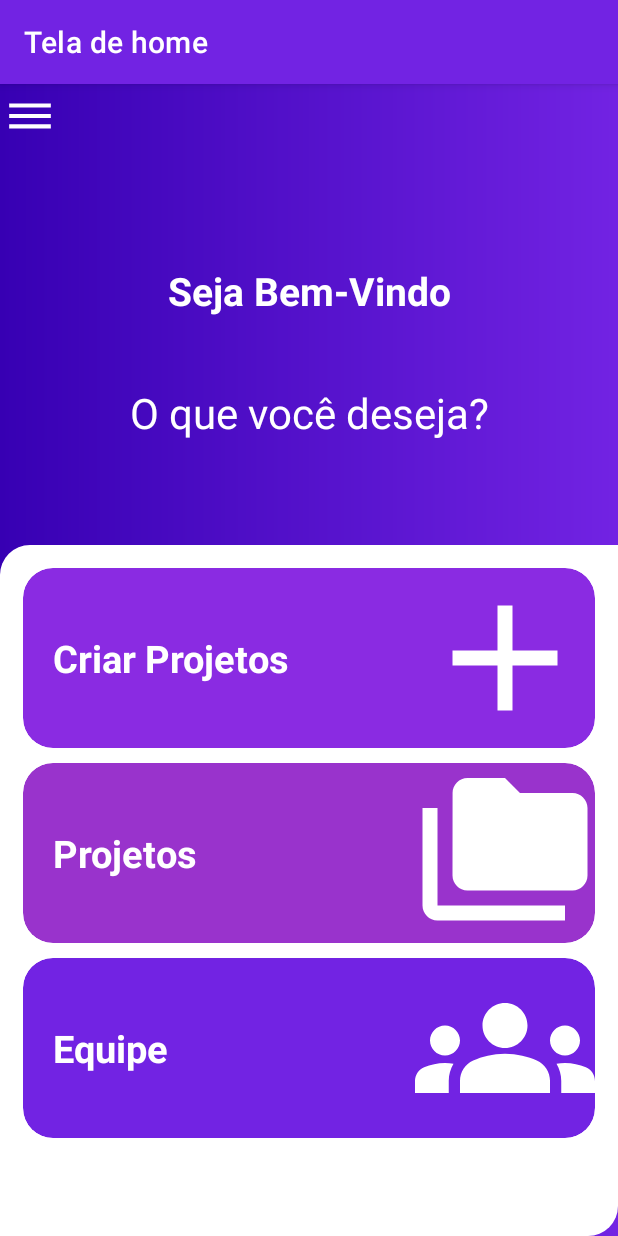
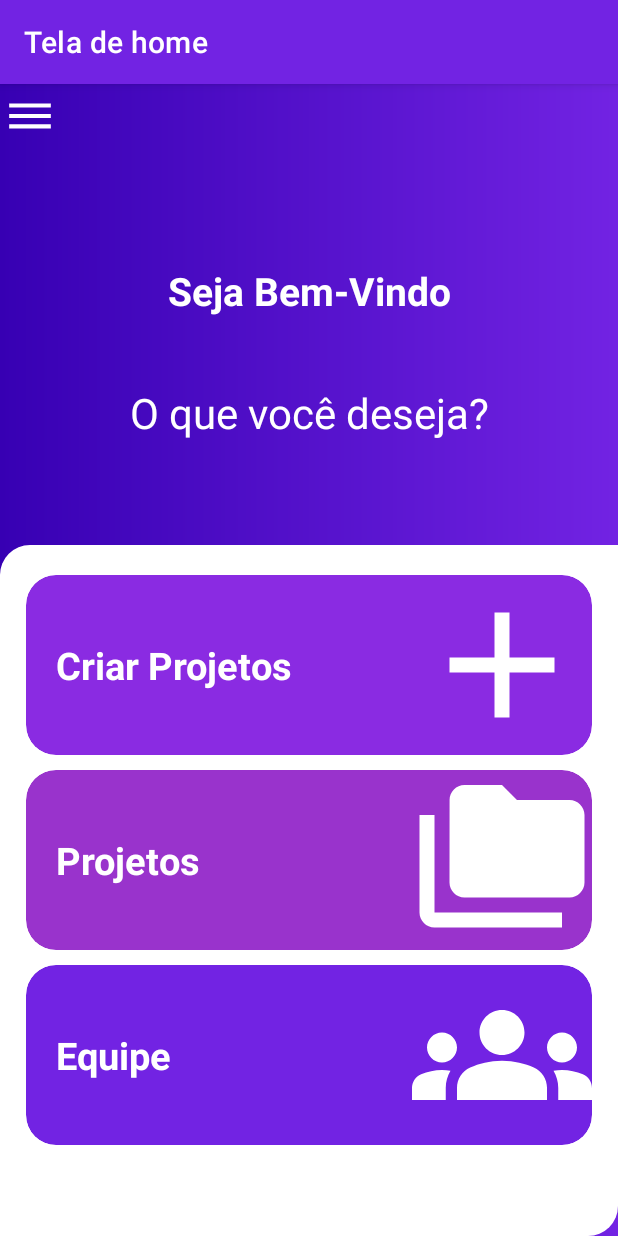
Before and after one commit to dizzgabizzz/Ferret, an Android app: the screen it shows after launch (MainActivity), on a phone screen of 412 x 824 dp. Run offline under Robolectric (Android 15) with nearby library versions, the phone set to English and light mode, and no system bars.

Commit message:
Add files via upload

```diff
--- a/Teladehome/app/src/main/res/layout/activity_main.xml
+++ b/Teladehome/app/src/main/res/layout/activity_main.xml
@@ -53,6 +53,7 @@
         android:layout_height="0dp"
         app:layout_constraintBottom_toBottomOf="@+id/view"
         app:layout_constraintTop_toBottomOf="@+id/text_cate"
+
         app:layout_constraintVertical_bias="0.0"
         tools:layout_editor_absoluteX="0dp" />
 
@@ -61,8 +62,8 @@
         android:layout_width="match_parent"
         android:layout_height="0dp"
         android:orientation="vertical"
-        android:paddingHorizontal="15dp"
-        android:paddingTop="15dp"
+        android:paddingHorizontal="17dp"
+        android:paddingTop="20dp"
         android:background="@drawable/shape_container_categoria"
         app:layout_constraintBottom_toBottomOf="parent"
         app:layout_constraintTop_toBottomOf="@+id/view">
--- a/Teladehome/app/src/main/res/values/colors.xml
+++ b/Teladehome/app/src/main/res/values/colors.xml
@@ -3,6 +3,7 @@
     <color name="purple_200">#9933CC</color>
     <color name="purple_500">#7223E3</color>
     <color name="purple_300">#8A2BE2</color>
+    <color name="logo">#290461</color>
     <color name="purple_700">#FF3700B3</color>
     <color name="teal_200">#FF03DAC5</color>
     <color name="teal_700">#FF018786</color>
@@ -11,4 +12,5 @@
 
 
 
+
 </resources>
```
Also changed, not shown: Teladehome/app/src/main/res/drawable/img.png (added), Teladehome/app/src/main/res/drawable/logo.jpg (added).
